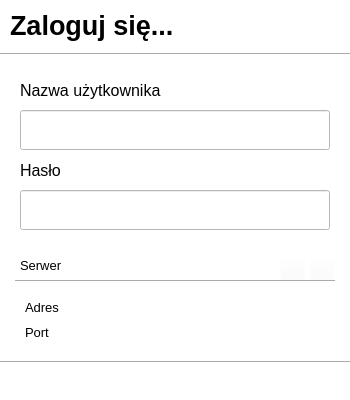
Qt form Clinic_Client/w_loggingdialog.ui (jszmigiel2304/Clinic) before a commit.
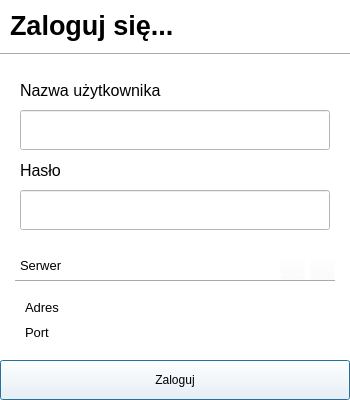
The same form after that commit. Icons and pictures are not drawn.

What changed in the file:
```diff
--- a/Clinic_Client/w_loggingdialog.ui
+++ b/Clinic_Client/w_loggingdialog.ui
@@ -38,45 +38,6 @@
   <property name="modal">
    <bool>true</bool>
   </property>
-  <widget class="QDialogButtonBox" name="buttonBox">
-   <property name="geometry">
-    <rect>
-     <x>0</x>
-     <y>360</y>
-     <width>350</width>
-     <height>40</height>
-    </rect>
-   </property>
-   <property name="minimumSize">
-    <size>
-     <width>350</width>
-     <height>40</height>
-    </size>
-   </property>
-   <property name="maximumSize">
-    <size>
-     <width>350</width>
-     <height>40</height>
-    </size>
-   </property>
-   <property name="font">
-    <font>
-     <family>Tahoma</family>
-     <pointsize>10</pointsize>
-     <weight>75</weight>
-     <bold>true</bold>
-    </font>
-   </property>
-   <property name="orientation">
-    <enum>Qt::Horizontal</enum>
-   </property>
-   <property name="standardButtons">
-    <set>QDialogButtonBox::NoButton</set>
-   </property>
-   <property name="centerButtons">
-    <bool>false</bool>
-   </property>
-  </widget>
   <widget class="QLabel" name="l_tittle">
    <property name="geometry">
     <rect>
@@ -423,6 +384,28 @@
     </widget>
    </widget>
   </widget>
+  <widget class="QPushButton" name="b_logIn">
+   <property name="geometry">
+    <rect>
+     <x>0</x>
+     <y>360</y>
+     <width>350</width>
+     <height>40</height>
+    </rect>
+   </property>
+   <property name="cursor">
+    <cursorShape>PointingHandCursor</cursorShape>
+   </property>
+   <property name="styleSheet">
+    <string notr="true"/>
+   </property>
+   <property name="text">
+    <string>Zaloguj</string>
+   </property>
+   <property name="autoExclusive">
+    <bool>false</bool>
+   </property>
+  </widget>
  </widget>
  <resources>
   <include location="icons.qrc"/>
```
Left out of the diff: 35 changed lines with no effect on the pictures.
